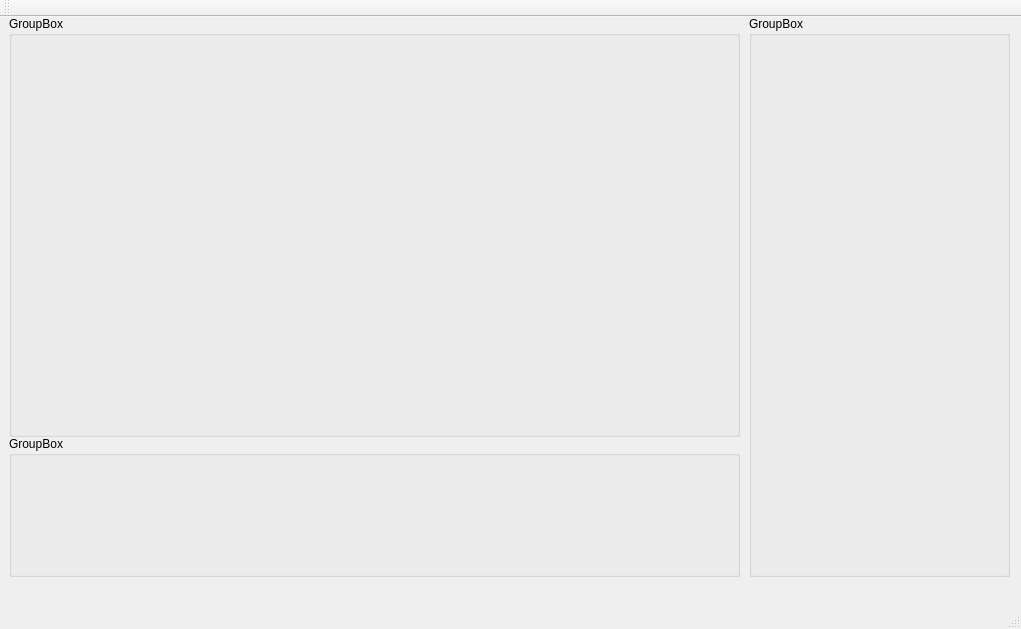
First picture: the form in BreakersGUI/mainwindow.ui, repository stahu112/BreakersGUI, before the edit.
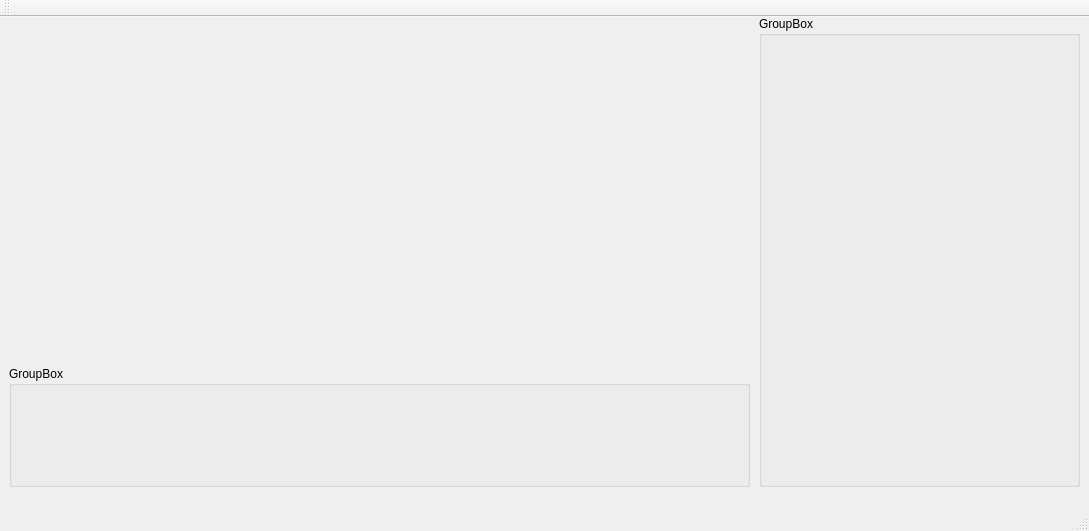
Second picture: the form after the edit. Custom widgets are drawn as their Qt base class.

Commit message: Created SFMLWindow as a QT widget

```diff
--- a/BreakersGUI/mainwindow.ui
+++ b/BreakersGUI/mainwindow.ui
@@ -6,21 +6,30 @@
    <rect>
     <x>0</x>
     <y>0</y>
-    <width>1021</width>
-    <height>629</height>
+    <width>1089</width>
+    <height>531</height>
    </rect>
   </property>
   <property name="windowTitle">
    <string>MainWindow</string>
   </property>
+  <property name="autoFillBackground">
+   <bool>false</bool>
+  </property>
   <widget class="QWidget" name="centralWidget">
-   <widget class="QGroupBox" name="SceneObjects">
+   <property name="enabled">
+    <bool>true</bool>
+   </property>
+   <property name="styleSheet">
+    <string notr="true"/>
+   </property>
+   <widget class="QGroupBox" name="Details">
     <property name="geometry">
      <rect>
-      <x>749</x>
+      <x>759</x>
       <y>-1</y>
-      <width>261</width>
-      <height>561</height>
+      <width>321</width>
+      <height>471</height>
      </rect>
     </property>
     <property name="title">
@@ -31,29 +40,27 @@
     <property name="geometry">
      <rect>
       <x>9</x>
-      <y>-1</y>
-      <width>731</width>
-      <height>421</height>
+      <y>349</y>
+      <width>741</width>
+      <height>121</height>
      </rect>
     </property>
     <property name="title">
      <string>GroupBox</string>
     </property>
    </widget>
-   <widget class="QGroupBox" name="Objects">
+   <widget class="CustomSFMLCanvas" name="SFMLCanvas" native="true">
     <property name="geometry">
      <rect>
       <x>9</x>
-      <y>419</y>
-      <width>731</width>
-      <height>141</height>
+      <y>9</y>
+      <width>741</width>
+      <height>341</height>
      </rect>
     </property>
-    <property name="title">
-     <string>GroupBox</string>
-    </property>
    </widget>
   </widget>
+  <widget class="QStatusBar" name="statusBar"/>
   <widget class="QMenuBar" name="menuBar">
    <property name="geometry">
     <rect>
@@ -72,9 +79,16 @@
     <bool>false</bool>
    </attribute>
   </widget>
-  <widget class="QStatusBar" name="statusBar"/>
  </widget>
  <layoutdefault spacing="6" margin="11"/>
+ <customwidgets>
+  <customwidget>
+   <class>CustomSFMLCanvas</class>
+   <extends>QWidget</extends>
+   <header>CustomSFMLCanvas.h</header>
+   <container>1</container>
+  </customwidget>
+ </customwidgets>
  <resources/>
  <connections/>
 </ui>
```
Left out of the diff: 6 changed lines with no effect on the pictures. The commit also changes 7 other files.
